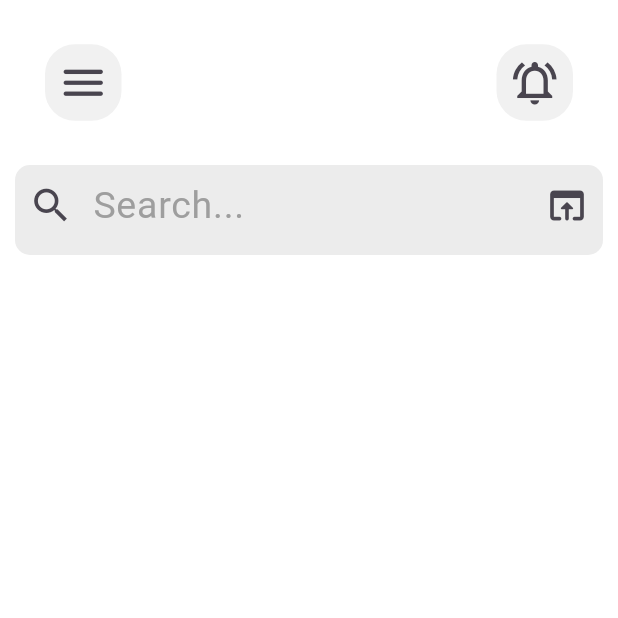
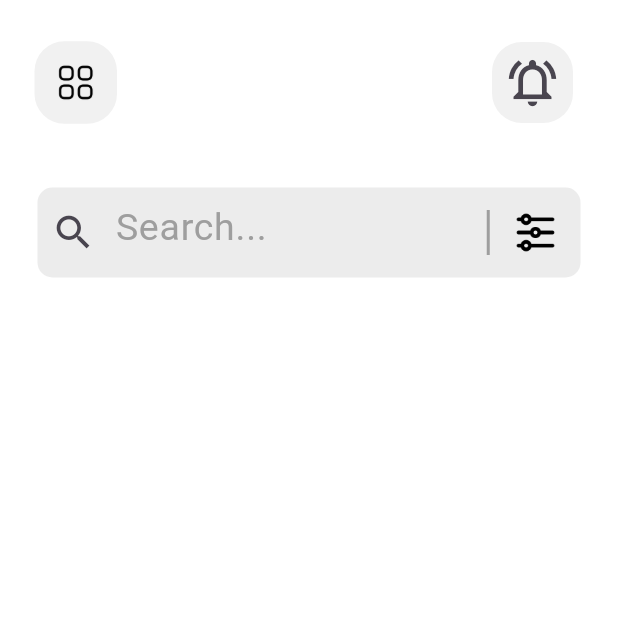
Before and after one commit to Dozie-dev/Shopping-UI, a Flutter app: the screen it shows after launch, on a phone screen of 412 x 824 dp, the top half of it. Run offline on Flutter 3.47's test engine with Material 3 defaults, Android fonts, the phone set to English and light mode, and no system bars.

Commit message:
chore: search bar updated

```diff
--- a/shopping_ui/lib/pages/intro_pages/homepage.dart
+++ b/shopping_ui/lib/pages/intro_pages/homepage.dart
@@ -14,15 +14,20 @@ class Homepage extends StatelessWidget {
           actions: [
             Padding(
               padding: const EdgeInsets.only(right: 250.0, top: 10),
-              child: Container(
-                decoration: BoxDecoration(
-                    color: Colors.grey.withOpacity(0.15),
-                    borderRadius: BorderRadius.circular(20)),
-                child: IconButton(
-                    onPressed: () {},
-                    icon: Icon(
-                      Icons.menu_rounded,
-                      size: 35,
+              child: InkWell(
+                onTap: () {},
+                borderRadius: BorderRadius.circular(20),
+                child: Container(
+                    decoration: BoxDecoration(
+                        color: Colors.grey.withOpacity(0.15),
+                        borderRadius: BorderRadius.circular(20)),
+                    child: Padding(
+                      padding: const EdgeInsets.all(15.0),
+                      child: Image.asset(
+                        'icons/menu.png',
+                        height: 25,
+                        width: 25,
+                      ),
                     )),
               ),
             ),
@@ -36,16 +41,19 @@ class Homepage extends StatelessWidget {
                     onPressed: () {},
                     icon: Icon(
                       Icons.notifications_active_outlined,
-                      size: 35,
+                      size: 38,
                     )),
               ),
             ),
           ],
         ),
+
+        //The body of the page
         body: Column(
           children: [
+            //The search bar
             Padding(
-              padding: EdgeInsets.all(10.0),
+              padding: EdgeInsets.all(25.0),
               child: Container(
                   height: 60,
                   decoration: BoxDecoration(
@@ -59,16 +67,29 @@ class Homepage extends StatelessWidget {
                           Icons.search,
                           size: 30,
                         ),
-                        //VerticalDivider(color: Colors.grey,),
-
                         hintText: "Search...",
                         hintStyle: TextStyle(color: Colors.grey, fontSize: 25),
-                        suffixIcon: Icon(
-                          Icons.open_in_browser_rounded,
-                          size: 30,
-                        )),
+                        suffixIcon:
+                            Row(mainAxisSize: MainAxisSize.min, children: [
+                          Padding(
+                            padding:
+                                const EdgeInsets.only(top: 15.0, bottom: 15),
+                            child: VerticalDivider(
+                              color: Colors.grey,
+                              width: 3,
+                              thickness: 2,
+                            ),
+                          ),
+                          Padding(
+                            padding: const EdgeInsets.all(15.0),
+                            child: Image.asset('icons/list.png'),
+                          )
+                        ])),
                   )),
-            )
+            ),
+
+            //--Container after the search
+
           ],
         ));
   }
--- a/shopping_ui/pubspec.yaml
+++ b/shopping_ui/pubspec.yaml
@@ -35,6 +35,7 @@ dependencies:
   # The following adds the Cupertino Icons font to your application.
   # Use with the CupertinoIcons class for iOS style icons.
   cupertino_icons: ^1.0.8
+  font_awesome_flutter: ^10.8.0
 
 dev_dependencies:
   flutter_test:
@@ -61,7 +62,7 @@ flutter:
   # To add assets to your application, add an assets section, like this:
   assets:
     - images/
-  #   - images/a_dot_ham.jpeg
+    - icons/
 
   # An image asset can refer to one or more resolution-specific "variants", see
   # https://flutter.dev/to/resolution-aware-images
```
Also changed, not shown: shopping_ui/icons/list.png (added), shopping_ui/icons/main.png (added), shopping_ui/icons/menu.png (added), shopping_ui/pubspec.lock.
